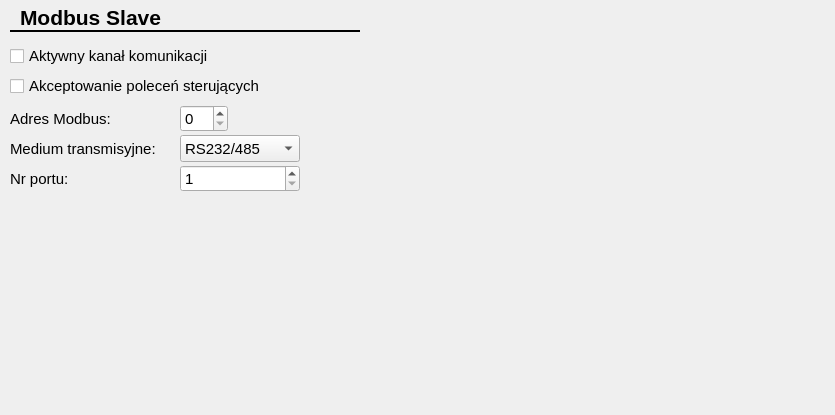
Before: the Qt Designer form CfgForms/cmodbusslavecfgform.ui in kaczmar55/koneor_v2, drawn with Qt 5.
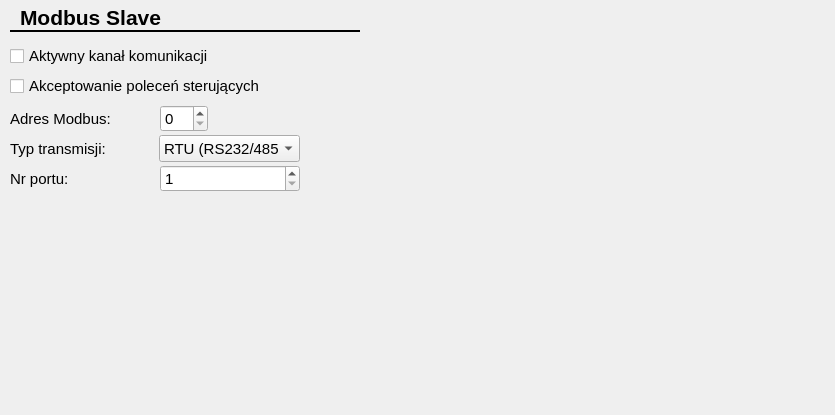
After: the same form once the commit is applied.

```diff
--- a/CfgForms/cmodbusslavecfgform.ui
+++ b/CfgForms/cmodbusslavecfgform.ui
@@ -77,9 +77,9 @@
   <widget class="QSpinBox" name="modbusSlavePort">
    <property name="geometry">
     <rect>
-     <x>180</x>
+     <x>160</x>
      <y>165</y>
-     <width>120</width>
+     <width>140</width>
      <height>27</height>
     </rect>
    </property>
@@ -110,7 +110,7 @@
     </font>
    </property>
    <property name="text">
-    <string>Medium transmisyjne:</string>
+    <string>Typ transmisji:</string>
    </property>
   </widget>
   <widget class="QCheckBox" name="modbusSlaveActiveChk">
@@ -152,9 +152,9 @@
   <widget class="QComboBox" name="modbusSlaveMediumCmb">
    <property name="geometry">
     <rect>
-     <x>180</x>
+     <x>159</x>
      <y>135</y>
-     <width>120</width>
+     <width>141</width>
      <height>27</height>
     </rect>
    </property>
@@ -165,7 +165,7 @@
    </property>
    <item>
     <property name="text">
-     <string>RS232/485</string>
+     <string>RTU (RS232/485)</string>
     </property>
    </item>
    <item>
@@ -195,7 +195,7 @@
   <widget class="QSpinBox" name="modbusSlaveAddr">
    <property name="geometry">
     <rect>
-     <x>180</x>
+     <x>160</x>
      <y>105</y>
      <width>48</width>
      <height>27</height>
```
Left out of the diff: 2 changed lines with no effect on the pictures.
